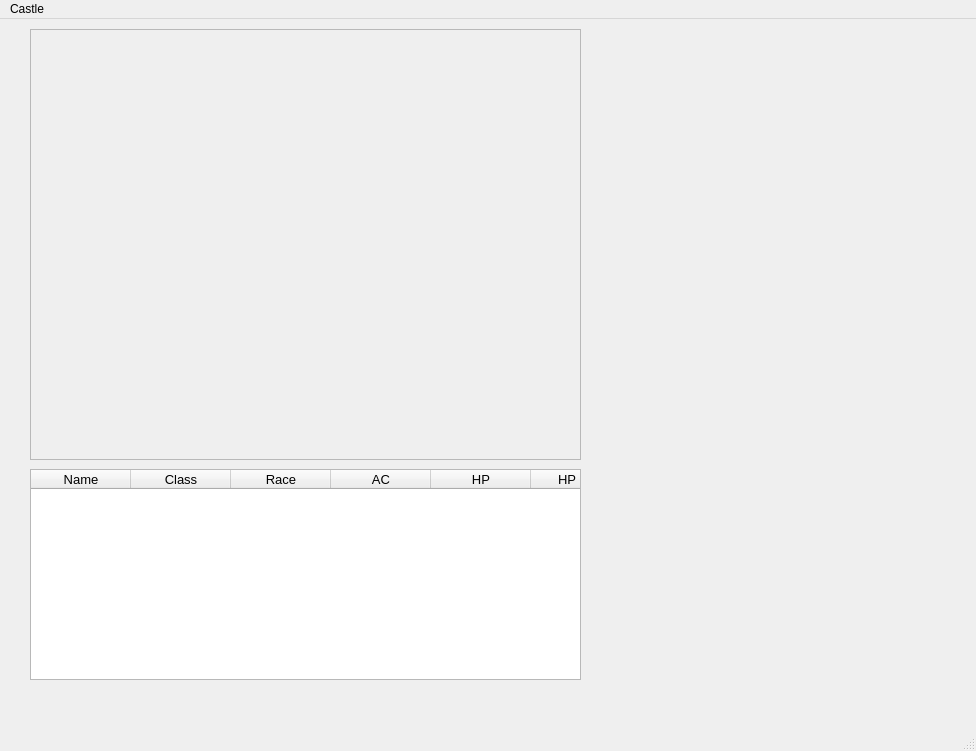
Before: the Qt Designer form pyQTApp/qt_designer_widgets/castleWindow.ui in codingame-team/DnD-5th-Edition-API, drawn with Qt 5.
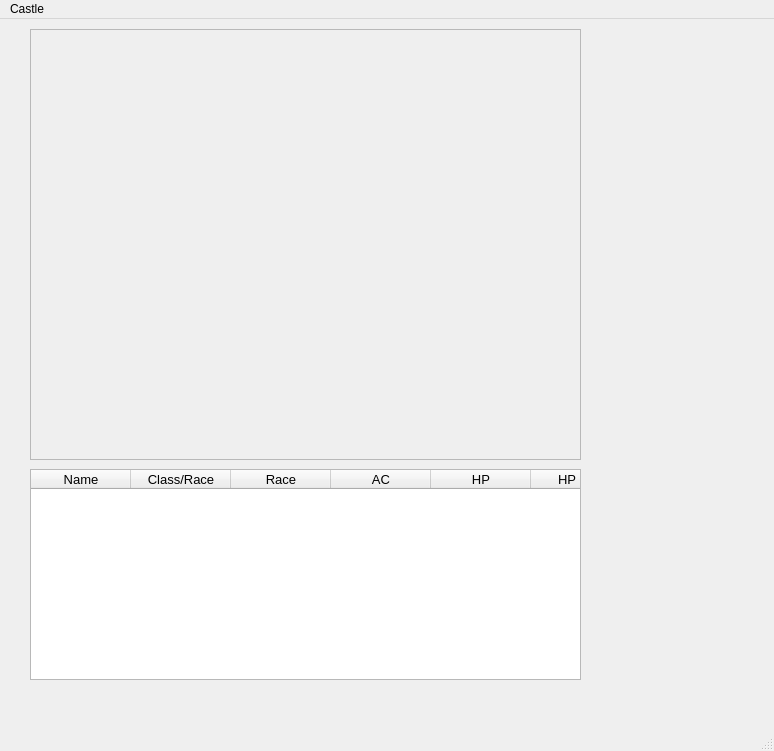
After: the same form once the commit is applied.

Diff of the .ui file:
```diff
--- a/pyQTApp/qt_designer_widgets/castleWindow.ui
+++ b/pyQTApp/qt_designer_widgets/castleWindow.ui
@@ -6,7 +6,7 @@
    <rect>
     <x>0</x>
     <y>0</y>
-    <width>976</width>
+    <width>774</width>
     <height>751</height>
    </rect>
   </property>
@@ -26,6 +26,18 @@
       <height>211</height>
      </rect>
     </property>
+    <property name="sizePolicy">
+     <sizepolicy hsizetype="MinimumExpanding" vsizetype="Expanding">
+      <horstretch>0</horstretch>
+      <verstretch>0</verstretch>
+     </sizepolicy>
+    </property>
+    <property name="maximumSize">
+     <size>
+      <width>551</width>
+      <height>16777215</height>
+     </size>
+    </property>
     <property name="font">
      <font>
       <pointsize>10</pointsize>
@@ -65,7 +77,7 @@
     </column>
     <column>
      <property name="text">
-      <string>Class</string>
+      <string>Class/Race</string>
      </property>
     </column>
     <column>
@@ -116,7 +128,7 @@
     <rect>
      <x>0</x>
      <y>0</y>
-     <width>976</width>
+     <width>774</width>
      <height>22</height>
     </rect>
    </property>
```
